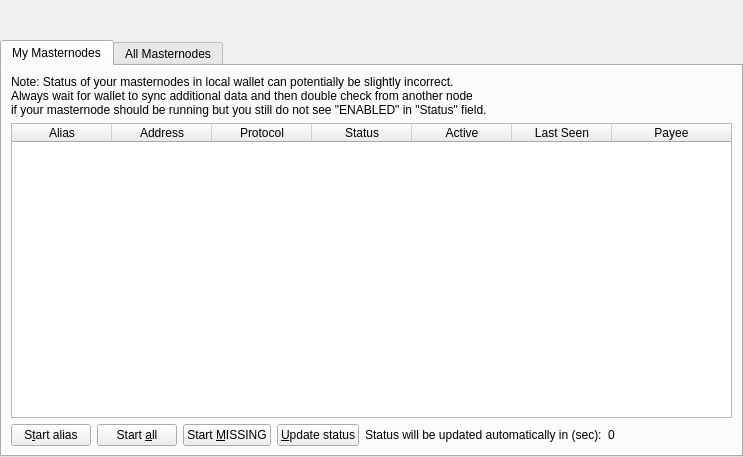
Above: src/qt/forms/masternodelist.ui from barrystyle/vestx before the change. Below: the same form after it.
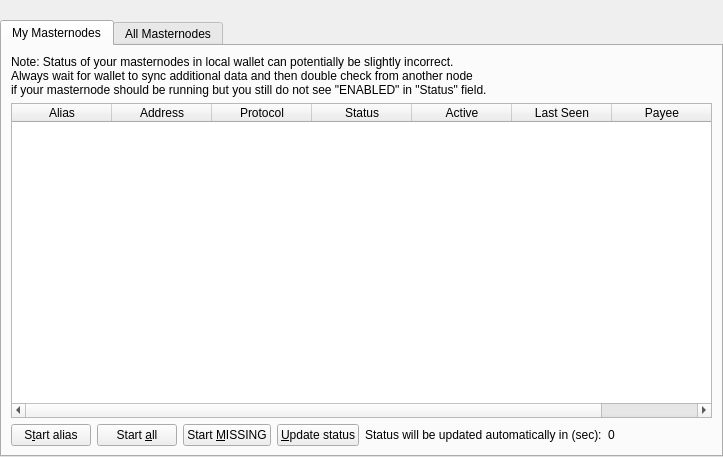
That is the form after the change.

```diff
--- a/src/qt/forms/masternodelist.ui
+++ b/src/qt/forms/masternodelist.ui
@@ -6,7 +6,7 @@
    <rect>
     <x>0</x>
     <y>0</y>
-    <width>743</width>
+    <width>723</width>
     <height>457</height>
    </rect>
   </property>
@@ -26,13 +26,6 @@
    <property name="bottomMargin">
     <number>0</number>
    </property>
-   <item>
-    <widget class="QLabel" name="label">
-     <property name="text">
-      <string/>
-     </property>
-    </widget>
-   </item>
    <item>
     <layout class="QVBoxLayout" name="verticalLayout">
      <property name="bottomMargin">
```
Left out of the diff: 8 changed lines with no effect on the pictures.
